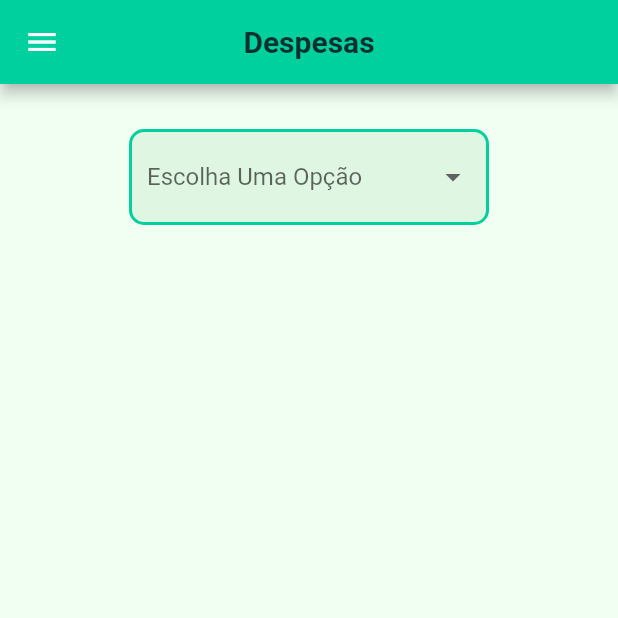
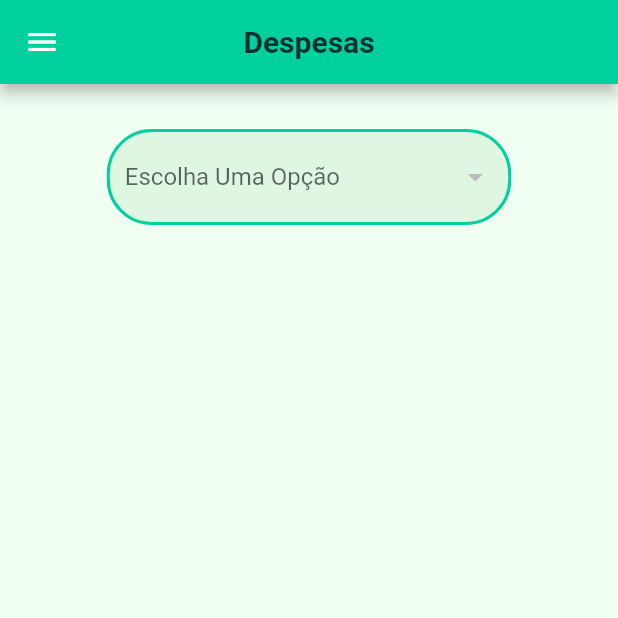
Before and after one commit to Madson-Carvalho/expenses_control, a Flutter app: the ExpensesViewPage screen opened by its route, on a phone screen of 412 x 824 dp, the top half of it. Run offline on Flutter 3.47's test engine with Material 3 defaults, Android fonts, the phone set to English and light mode, and no system bars; our stand-ins replace cloud_firestore, firebase_auth, firebase_core; accounts and stored records are empty.

Commit message:
Ajustes na tela de listagem.

```diff
--- a/lib/main.dart
+++ b/lib/main.dart
@@ -17,13 +17,13 @@ main() async {
       theme: ThemeData(
         useMaterial3: false,
       ),
-      initialRoute: '/expense-view',
+      initialRoute: '/login',
       routes: {
         '/': (context) => const HomePage(),
         '/login': (context) => LoginPage(),
         '/register-user': (context) => RegisterUser(),
         '/register-expense': (context) => RegisterExpenses(),
-        '/expense-view': (context) => ExpensesViewPage(), // Adicione a nova rota
+        '/expense-view': (context) => const ExpensesViewPage(),
       },
     ),
   );
--- a/lib/views/expenses_view_page.dart
+++ b/lib/views/expenses_view_page.dart
@@ -1,5 +1,6 @@
 import 'package:flutter/material.dart';
 import 'package:intl/intl.dart';
+
 import '../services/firestore_service.dart';
 import '../widgets/base_page.dart';
 
@@ -11,10 +12,10 @@ class ExpensesViewPage extends StatefulWidget {
 }
 
 class _ExpensesViewPageState extends State<ExpensesViewPage> {
-  List<dynamic> _allExpenses = [];
-  List<dynamic> _filteredExpenses = [];
+  List _allExpenses = [];
+  List _filteredExpenses = [];
   String? _selectedCategory;
-  final List<String> _categories = [ 'Categoria', 'Valor', 'Data' ];
+  List<String> _categories = [];
 
   @override
   void initState() {
@@ -22,22 +23,26 @@ class _ExpensesViewPageState extends State<ExpensesViewPage> {
     _loadExpenses();
   }
 
-  Future<void> _loadExpenses() async {
+  _loadExpenses() async {
     var expenses = await FirestoreService().getAllExpenses();
     setState(() {
       _allExpenses = expenses;
-      _filteredExpenses = expenses; // Exibe todas as despesas no início
+      _filteredExpenses = expenses;
+      _categories = expenses
+          .map<String>((expense) => expense['category'] as String)
+          .toSet()
+          .toList();
     });
   }
 
   void _filterExpenses() {
     setState(() {
-      if (_selectedCategory == null || _selectedCategory == 'Todos') {
-        _filteredExpenses = _allExpenses;
-      } else {
+      if (_selectedCategory != null) {
         _filteredExpenses = _allExpenses
             .where((expense) => expense['category'] == _selectedCategory)
             .toList();
+      } else {
+        _filteredExpenses = _allExpenses;
       }
     });
   }
@@ -48,31 +53,29 @@ class _ExpensesViewPageState extends State<ExpensesViewPage> {
       title: 'Despesas',
       body: Column(
         children: [
-          // Dropdown para seleção de categoria
           Container(
-            width: 300,
+            width: MediaQuery.of(context).size.width * 0.8,
             child: Padding(
               padding: const EdgeInsets.all(30.0),
-              child: DropdownButtonFormField<String>(
-                dropdownColor: Color(0xFFDFF7E2),
-                decoration:
-                InputDecoration(
+              child: DropdownButtonFormField(
+                dropdownColor: const Color(0xFFDFF7E2),
+                decoration: InputDecoration(
                   filled: true,
-                  fillColor: Color(0xFFDFF7E2),
+                  fillColor: const Color(0xFFDFF7E2),
                   border: OutlineInputBorder(
                     borderRadius: BorderRadius.circular(100),
                   ),
                   enabledBorder: OutlineInputBorder(
-                borderRadius: BorderRadius.circular(10),
-                borderSide: BorderSide(
-                  color: Color(0xFF00D09E), // Cor da borda quando o campo está habilitado
+                    borderRadius: BorderRadius.circular(30),
+                    borderSide: const BorderSide(
+                      color: Color(0xFF00D09E),
                       width: 2,
                     ),
                   ),
                   focusedBorder: OutlineInputBorder(
                     borderRadius: BorderRadius.circular(30),
-                borderSide: BorderSide(
-                  color: Color(0xFF00D09E), // Cor da borda quando o campo está em foco
+                    borderSide: const BorderSide(
+                      color: Color(0xFF00D09E),
                       width: 2,
                     ),
                   ),
@@ -86,8 +89,9 @@ class _ExpensesViewPageState extends State<ExpensesViewPage> {
                     _filterExpenses();
                   });
                 },
-                items: _categories.map<DropdownMenuItem<String>>((String value) {
-                  return DropdownMenuItem<String>(
+                items:
+                    _categories.map<DropdownMenuItem<String>>((String value) {
+                  return DropdownMenuItem(
                     value: value,
                     child: Text(value),
                   );
@@ -96,27 +100,68 @@ class _ExpensesViewPageState extends State<ExpensesViewPage> {
             ),
           ),
           const SizedBox(height: 10),
-
-          // Lista de despesas filtradas
           Expanded(
             child: ListView.separated(
               itemCount: _filteredExpenses.length,
               itemBuilder: (context, index) {
                 var expense = _filteredExpenses[index];
                 return ListTile(
-                  leading: const Icon(Icons.monetization_on, color: Color(0xFF6DB6FE)),
+                  leading: const Icon(Icons.monetization_on,
+                      color: Color(0xFF6DB6FE)),
                   title: Text('${expense['title']} \n ${expense['category']}'),
                   subtitle: Text(
-                    DateFormat('dd/MM/yyyy hh:mm:ss').format(expense['date'].toDate()),
+                    DateFormat('dd/MM/yyyy hh:mm:ss')
+                        .format(expense['date'].toDate()),
                     style: const TextStyle(color: Color(0xFF0068FF)),
                   ),
-                  trailing: Text(
-                    '- R\$ ${expense['value'].toStringAsFixed(2)}',
+                  trailing: Row(
+                    mainAxisSize: MainAxisSize.min,
+                    children: [
+                      Text(
+                        'R\$ ${expense['value'].toStringAsFixed(2)}',
                         style: const TextStyle(color: Color(0xFF0068FF)),
+                      ),
+                      const SizedBox(width: 8),
+                      PopupMenuButton(
+                        icon: const Icon(Icons.more_vert,
+                            color: Color(0xFF00D09E)),
+                        onSelected: (String choice) async {
+                          // if (choice == 'edit') {
+                          //   Map<String, dynamic> expenseData = {
+                          //     'id': expense['Document ID'],
+                          //     'title': expense['title'],
+                          //     'category': expense['category'],
+                          //     'date': expense['date'],
+                          //     'value': expense['value'],
+                          //     'aditional_notes': expense['aditional_notes']
+                          //   };
+                          //
+                          //   await Navigator.pushReplacement(
+                          //       context,
+                          //       MaterialPageRoute(
+                          //         builder: (context) => RegisterExpenses(expenseData: expenseData),
+                          //       ));
+                          // } else if (choice == 'delete') {
+                          //   // Chame sua função de exclusão
+                          // }
+                        },
+                        itemBuilder: (BuildContext context) => [
+                          const PopupMenuItem(
+                            value: 'edit',
+                            child: Text('Editar'),
+                          ),
+                          const PopupMenuItem(
+                            value: 'delete',
+                            child: Text('Excluir'),
+                          ),
+                        ],
+                      ),
+                    ],
                   ),
                 );
               },
-              separatorBuilder: (context, index) => const Divider(color: Color(0xFF00D09E)),
+              separatorBuilder: (context, index) =>
+                  const Divider(color: Color(0xFF00D09E)),
             ),
           ),
         ],
--- a/lib/widgets/base_page.dart
+++ b/lib/widgets/base_page.dart
@@ -63,11 +63,16 @@ class _BasePageState extends State<BasePage> {
               ),
             ),
           ),
-          const ListTile(
-            leading: Icon(Icons.money_off),
-            title: Text(
-              'Despesas',
-              style: TextStyle(fontSize: 20.0),
+          GestureDetector(
+            onTap: () {
+              Navigator.pushReplacementNamed(context, '/expense-view');
+            },
+            child: const ListTile(
+              leading: Icon(Icons.money_off),
+              title: Text(
+                'Despesas',
+                style: TextStyle(fontSize: 20.0),
+              ),
             ),
           ),
           GestureDetector(
```
Also changed, not shown: lib/services/firestore_service.dart (+33 -5 lines), lib/views/register_expenses.dart (+62 -28 lines). Lines whose indentation alone changed are shown as unchanged.
